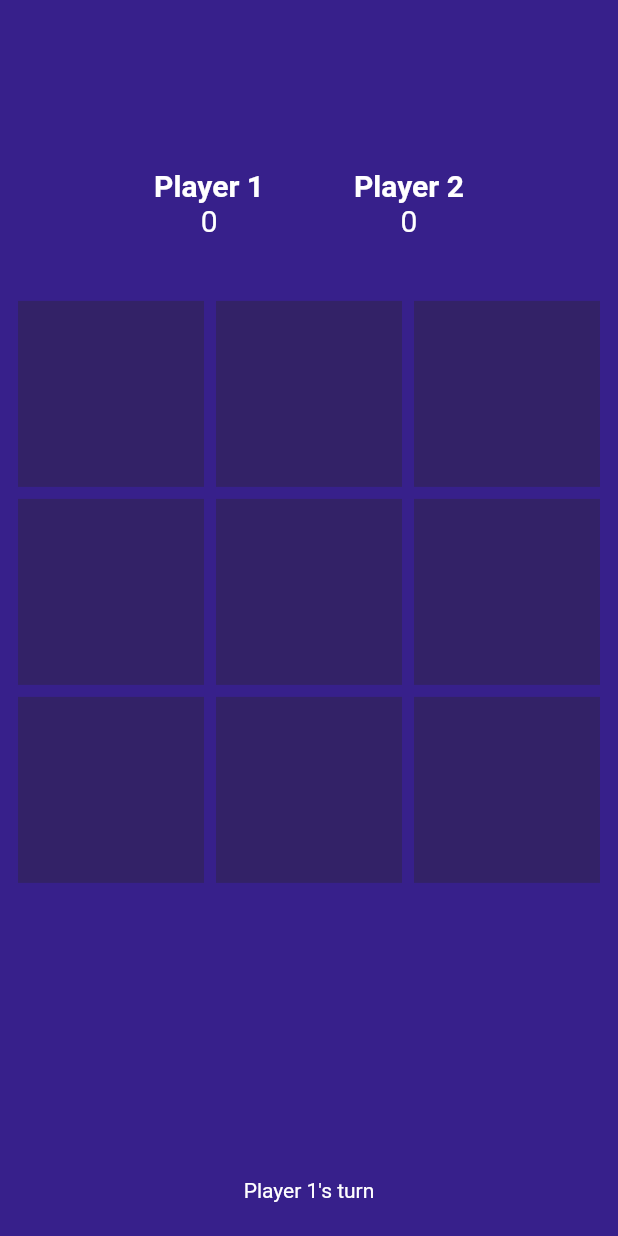
After one commit to Adnanali777/TicTacToe, a Flutter app: the screen it shows after launch, after a tap on "Local Game", on a phone screen of 412 x 824 dp. The commit adds this screen. Run offline on Flutter 3.47's test engine with Material 2 defaults, Android fonts, the phone set to English and light mode, and no system bars; our stand-ins replace socket_io_client; network calls fail.

Commit message:
local game feature added

```diff
--- a/lib/main.dart
+++ b/lib/main.dart
@@ -4,6 +4,7 @@ import 'package:tictactoe/provider/room_data_provider.dart';
 import 'package:tictactoe/screens/create_room.dart';
 import 'package:tictactoe/screens/game_screen.dart';
 import 'package:tictactoe/screens/join_room.dart';
+import 'package:tictactoe/screens/local_game_screen.dart';
 import 'package:tictactoe/screens/main_menu.dart';
 import 'package:tictactoe/utilities/colors.dart';
 
@@ -27,7 +28,8 @@ class MyApp extends StatelessWidget {
             MainMenuScreen.routeName: (context) => const MainMenuScreen(),
             JoinRoomScreen.routeName: (context) => const JoinRoomScreen(),
             CreateRoomScreen.routeName: (context) => const CreateRoomScreen(),
-            GameScreen.routeName : (context) => const GameScreen()
+            GameScreen.routeName : (context) => const GameScreen(),
+            LocalGame.routeName :(context) => const LocalGame(),
             // GameScreen.routeName: (context) => const GameScreen(),
           },
           initialRoute: MainMenuScreen.routeName,
--- a/lib/resources/socket_methods.dart
+++ b/lib/resources/socket_methods.dart
@@ -86,7 +86,7 @@ class SocketMethods {
           .updateRoomData(data['room']);
 
       //checking winner
-      GameMethods().checkWinner(context, _socketclient);
+      GameMethods().checkWinner(context:context, socketClent: _socketclient);
     });
   }
 
--- a/lib/screens/game_screen.dart
+++ b/lib/screens/game_screen.dart
@@ -35,11 +35,11 @@ class _GameScreenState extends State<GameScreen> {
                 child: Column(
                 mainAxisAlignment: MainAxisAlignment.center,
                 children: [
-                  SizedBox(
+                  const SizedBox(
                     height: 60,
                   ),
-                  Scoreboard(),
-                  TicTacToeBoard(),
+                  Scoreboard(isLocal: false,),
+                  const TicTacToeBoard(),
                   Text('${roomInfo['turn']['nickname']}\'s turn')
                 ],
               )));
--- /dev/null
+++ b/lib/screens/local_game_screen.dart
@@ -0,0 +1,144 @@
+import 'package:flutter/material.dart';
+import 'package:tictactoe/resources/game_methods.dart';
+import 'package:tictactoe/utilities/colors.dart';
+import 'package:tictactoe/utilities/scoreboard.dart';
+
+class LocalGame extends StatefulWidget {
+  static const routeName = '/localGameScreen';
+  const LocalGame({super.key});
+
+  @override
+  State<LocalGame> createState() => _LocalGameState();
+}
+
+class _LocalGameState extends State<LocalGame> {
+  int player1pts = 0;
+  int player2pts = 0;
+  List<String> _boardItems = ['', '', '', '', '', '', '', '', ''];
+  bool isPlayer1Turn = true;
+  int _filledBoxes = 0;
+
+  @override
+  Widget build(BuildContext context) {
+    final size = MediaQuery.of(context).size;
+    return Scaffold(
+      body: Column(
+        mainAxisAlignment: MainAxisAlignment.center,
+        children: [
+          const SizedBox(
+            height: 60,
+          ),
+          Scoreboard(
+            isLocal: true,
+            player1pts: player1pts,
+            player2pts: player2pts,
+          ),
+          ConstrainedBox(
+            constraints: BoxConstraints(
+              maxHeight: size.height * 0.7,
+              maxWidth: 500,
+            ),
+            child: Padding(
+              padding: const EdgeInsets.all(12.0),
+              child: GridView.builder(
+                itemCount: 9,
+                gridDelegate: const SliverGridDelegateWithFixedCrossAxisCount(
+                    crossAxisCount: 3, mainAxisSpacing: 8, crossAxisSpacing: 8),
+                itemBuilder: (BuildContext context, int index) {
+                  return GestureDetector(
+                    onTap: () async{
+                      if (isPlayer1Turn) {
+                        setState(() {
+                          _boardItems[index] = 'X';
+                          isPlayer1Turn = !isPlayer1Turn;
+                          _filledBoxes += 1;
+                        });
+                      } else {
+                        setState(() {
+                          _boardItems[index] = 'O';
+                          isPlayer1Turn = !isPlayer1Turn;
+                          _filledBoxes += 1;
+                        });
+                      }
+                      // setState(() {
+                      //   isPlayer1Turn = !isPlayer1Turn;
+                      // });
+
+                      var result = await GameMethods().checkWinner(
+                          context: context,
+                          boardItems: _boardItems,
+                          boardFilledBoxes: _filledBoxes);
+                      print(result);
+
+                      if (result == 'X') {
+                        setState(() {
+                          _boardItems = ['', '', '', '', '', '', '', '', ''];
+                          player1pts += 1;
+                          _filledBoxes = 0;
+                          isPlayer1Turn = true;
+                        });
+                      }
+
+                      else if (result == 'O') {
+                        setState(() {
+                          _boardItems = ['', '', '', '', '', '', '', '', ''];
+                          player2pts += 1;
+                          _filledBoxes = 0;
+                          isPlayer1Turn = true;
+                        });
+                      }
+
+                      else if(result == 'end') {
+                        setState(() {
+                          _boardItems = ['', '', '', '', '', '', '', '', ''];
+                          _filledBoxes = 0;
+                          isPlayer1Turn = true;
+                        });
+                      }
+                    },
+                    child: Container(
+                      decoration: const BoxDecoration(
+                          // border: Border.all(
+                          //   color: Colors.white24,
+                          // ),
+                          color: gridCellColor),
+                      child: Center(
+                        child: AnimatedSize(
+                          duration: Duration(milliseconds: 150),
+                          child: Text(
+                            _boardItems[index],
+                            style: TextStyle(
+                                color: _boardItems[index] == 'X'
+                                    ? x_color
+                                    : o_color,
+                                fontWeight: FontWeight.bold,
+                                fontSize: 100,
+                                shadows: _boardItems[index] == 'X'
+                                    ? [
+                                        const Shadow(
+                                          blurRadius: 15,
+                                          color: Colors.redAccent,
+                                        ),
+                                      ]
+                                    : [
+                                        const Shadow(
+                                          blurRadius: 15,
+                                          color: Colors.yellowAccent,
+                                        ),
+                                      ]),
+                          ),
+                        ),
+                      ),
+                    ),
+                  );
+                },
+              ),
+            ),
+          ),
+          const SizedBox(height: 20,),
+          Text(isPlayer1Turn ? 'Player 1\'s turn' : 'Player 2\'s turn')
+        ],
+      ),
+    );
+  }
+}
--- a/lib/screens/main_menu.dart
+++ b/lib/screens/main_menu.dart
@@ -2,6 +2,8 @@ import 'package:flutter/material.dart';
 import 'package:tictactoe/responsive/responsive.dart';
 import 'package:tictactoe/screens/create_room.dart';
 import 'package:tictactoe/screens/join_room.dart';
+import 'package:tictactoe/screens/local_game_screen.dart';
+import 'package:tictactoe/utilities/colors.dart';
 import 'package:tictactoe/widgets/custom_button.dart';
 import 'package:tictactoe/widgets/main_menu_title.dart';
 
@@ -17,6 +19,10 @@ class MainMenuScreen extends StatelessWidget {
     Navigator.pushNamed(context, JoinRoomScreen.routeName);
   }
 
+  void goToLocalGame(BuildContext context) {
+    Navigator.pushNamed(context, LocalGame.routeName);
+  }
+
   @override
   Widget build(BuildContext context) {
     return Scaffold(
@@ -27,6 +33,14 @@ class MainMenuScreen extends StatelessWidget {
             TicTacToeTitle(),
             const SizedBox(
               height: 50,
+            ),
+            CustomButton(
+              onTap: () => goToLocalGame(context),
+              text: 'Local Game',
+              gradientColors: [localGameclr, Colors.blue],
+            ),
+            const SizedBox(
+              height: 20,
             ),
             CustomButton(
               onTap: () => createRoom(context),
--- a/lib/utilities/colors.dart
+++ b/lib/utilities/colors.dart
@@ -5,5 +5,6 @@ const bgColor_2 = Color(0xFF37208b);
 const titleColor = Color(0xFFfed133);
 const gridCellColor = Color(0xFF332267);
 const gridBgColor = Color(0xFf6648c4);
+const localGameclr = Color(0xFF2acb92);
 const x_color = Color(0xFFeb1750);
 const o_color = Color(0xFFfed133);
--- a/lib/utilities/scoreboard.dart
+++ b/lib/utilities/scoreboard.dart
@@ -1,9 +1,19 @@
+// ignore_for_file: public_member_api_docs, sort_constructors_first
 import 'package:flutter/material.dart';
 import 'package:provider/provider.dart';
+
 import 'package:tictactoe/provider/room_data_provider.dart';
 
 class Scoreboard extends StatelessWidget {
-  const Scoreboard({Key? key}) : super(key: key);
+  bool isLocal = false;
+  int? player1pts;
+  int? player2pts;
+  Scoreboard({
+    Key? key,
+    required this.isLocal,
+    this.player1pts,
+    this.player2pts,
+  }) : super(key: key);
 
   @override
   Widget build(BuildContext context) {
@@ -18,14 +28,14 @@ class Scoreboard extends StatelessWidget {
             mainAxisAlignment: MainAxisAlignment.center,
             children: [
               Text(
-                roomDataProvider.player1.nickname,
+                isLocal ? 'Player 1' : roomDataProvider.player1.nickname,
                 style: const TextStyle(
                   fontSize: 20,
                   fontWeight: FontWeight.bold,
                 ),
               ),
               Text(
-                roomDataProvider.player1.points.toInt().toString(),
+                isLocal ? player1pts.toString() : roomDataProvider.player1.points.toInt().toString(),
                 style: const TextStyle(
                   fontSize: 20,
                   color: Colors.white,
@@ -40,14 +50,14 @@ class Scoreboard extends StatelessWidget {
             mainAxisAlignment: MainAxisAlignment.center,
             children: [
               Text(
-                roomDataProvider.player2.nickname,
+                isLocal ? 'Player 2' : roomDataProvider.player2.nickname,
                 style: const TextStyle(
                   fontSize: 20,
                   fontWeight: FontWeight.bold,
                 ),
               ),
               Text(
-                roomDataProvider.player2.points.toInt().toString(),
+                isLocal ? player2pts.toString() : roomDataProvider.player2.points.toInt().toString(),
                 style: const TextStyle(
                   fontSize: 20,
                   color: Colors.white,
--- a/lib/utilities/utils.dart
+++ b/lib/utilities/utils.dart
@@ -10,8 +10,8 @@ void showSnackBar(BuildContext context, String content) {
   );
 }
 
-void showGameDialog(BuildContext context, String text) {
-  showDialog(
+showGameDialog(BuildContext context, String text) async{
+  await showDialog(
       barrierDismissible: false,
       context: context,
 
@@ -24,7 +24,7 @@ void showGameDialog(BuildContext context, String text) {
             TextButton(
               onPressed: () {
                 GameMethods().clearBoard(context);
-                Navigator.pop(context);
+                Navigator.of(context).pop(true);
               },
               child: const Text(
                 'Play Again',
```
Also changed, not shown: lib/resources/game_methods.dart (+85 -4 lines).
